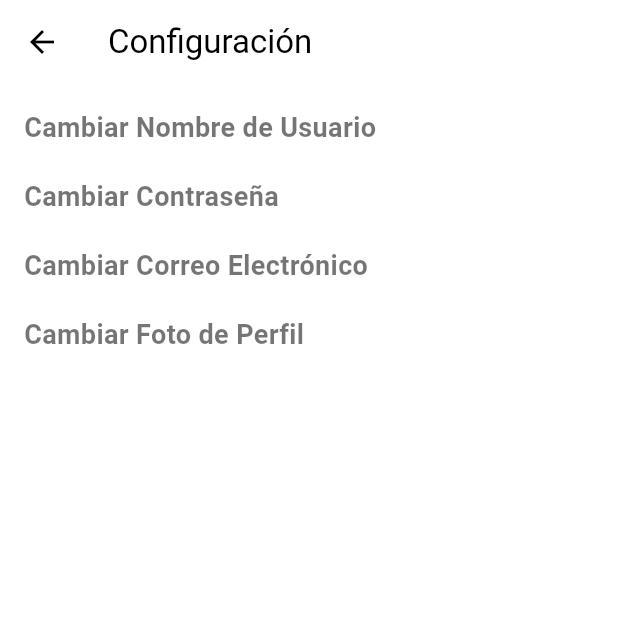
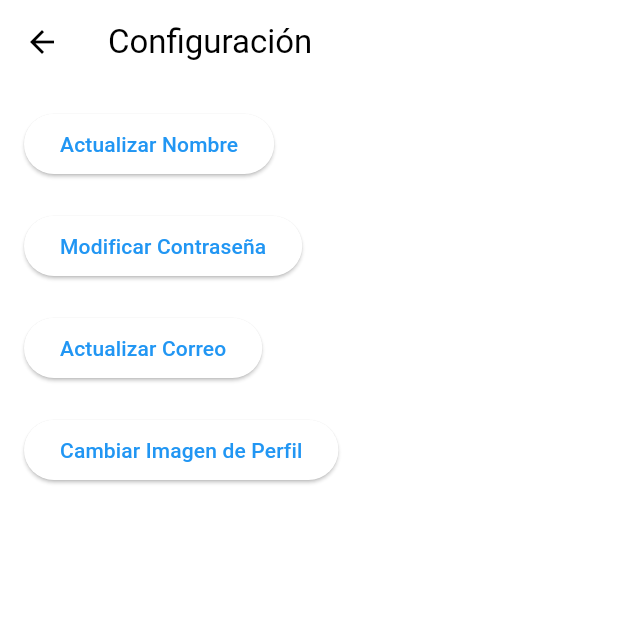
Before and after one commit to AChacon97/oposiciones, a Flutter app: the Configuracion screen opened directly, on a phone screen of 412 x 824 dp, the top half of it. Run offline on Flutter 3.47's test engine with Material 3 defaults, Android fonts, the phone set to English and light mode, and no system bars; our stand-ins replace firebase_core, image_picker, permission_handler; accounts and stored records are empty; Roboto replaces fonts that are missing (Times New Roman).

Commit message:
configuracion

```diff
--- a/appoposiciones/lib/configuracion.dart
+++ b/appoposiciones/lib/configuracion.dart
@@ -22,75 +22,55 @@ class Configuracion extends StatelessWidget {
           crossAxisAlignment:
               CrossAxisAlignment.start, // Alineación a la izquierda
           children: [
-            // Opción para cambiar el nombre de usuario
-            GestureDetector(
-              onTap: () {
-                // Navega a la página CambiarNombreUsuario al tocar
+            // Botón para cambiar el nombre de usuario
+            ElevatedButton(
+              onPressed: () {
+                // Navega a la página CambiarNombreUsuario al presionar
                 Navigator.push(
                   context,
                   MaterialPageRoute(
                       builder: (context) => CambiarNombreUsuario()),
                 );
               },
-              child: Text(
-                'Cambiar Nombre de Usuario', // Texto del enlace
-                style: TextStyle(
-                    fontSize: 18,
-                    fontWeight: FontWeight.bold), // Estilo del texto
-              ),
+              child: Text('Actualizar Nombre'), // Texto del botón
             ),
             const SizedBox(height: 20), // Espacio entre las opciones
-            // Opción para cambiar la contraseña
-            GestureDetector(
-              onTap: () {
-                // Navega a la página CambiarContrasena al tocar
+            // Botón para cambiar la contraseña
+            ElevatedButton(
+              onPressed: () {
+                // Navega a la página CambiarContrasena al presionar
                 Navigator.push(
                   context,
                   MaterialPageRoute(builder: (context) => CambiarContrasena()),
                 );
               },
-              child: Text(
-                'Cambiar Contraseña', // Texto del enlace
-                style: TextStyle(
-                    fontSize: 18,
-                    fontWeight: FontWeight.bold), // Estilo del texto
-              ),
+              child: Text('Modificar Contraseña'), // Texto del botón
             ),
             const SizedBox(height: 20), // Espacio entre las opciones
-            // Opción para cambiar el correo electrónico
-            GestureDetector(
-              onTap: () {
-                // Navega a la página CambiarCorreoElectronico al tocar
+            // Botón para cambiar el correo electrónico
+            ElevatedButton(
+              onPressed: () {
+                // Navega a la página CambiarCorreoElectronico al presionar
                 Navigator.push(
                   context,
                   MaterialPageRoute(
                       builder: (context) => CambiarCorreoElectronico()),
                 );
               },
-              child: Text(
-                'Cambiar Correo Electrónico', // Texto del enlace
-                style: TextStyle(
-                    fontSize: 18,
-                    fontWeight: FontWeight.bold), // Estilo del texto
-              ),
+              child: Text('Actualizar Correo'), // Texto del botón
             ),
             const SizedBox(height: 20), // Espacio entre las opciones
-            // Opción para cambiar la foto de perfil
-            GestureDetector(
-              onTap: () {
-                // Navega a la página CambiarFotoDePerfil al tocar
+            // Botón para cambiar la foto de perfil
+            ElevatedButton(
+              onPressed: () {
+                // Navega a la página CambiarFotoDePerfil al presionar
                 Navigator.push(
                   context,
                   MaterialPageRoute(
                       builder: (context) => CambiarFotoDePerfil()),
                 );
               },
-              child: Text(
-                'Cambiar Foto de Perfil', // Texto del enlace
-                style: TextStyle(
-                    fontSize: 18,
-                    fontWeight: FontWeight.bold), // Estilo del texto
-              ),
+              child: Text('Cambiar Imagen de Perfil'), // Texto del botón
             ),
           ],
         ),
```
Also changed, not shown: 3 other files.
